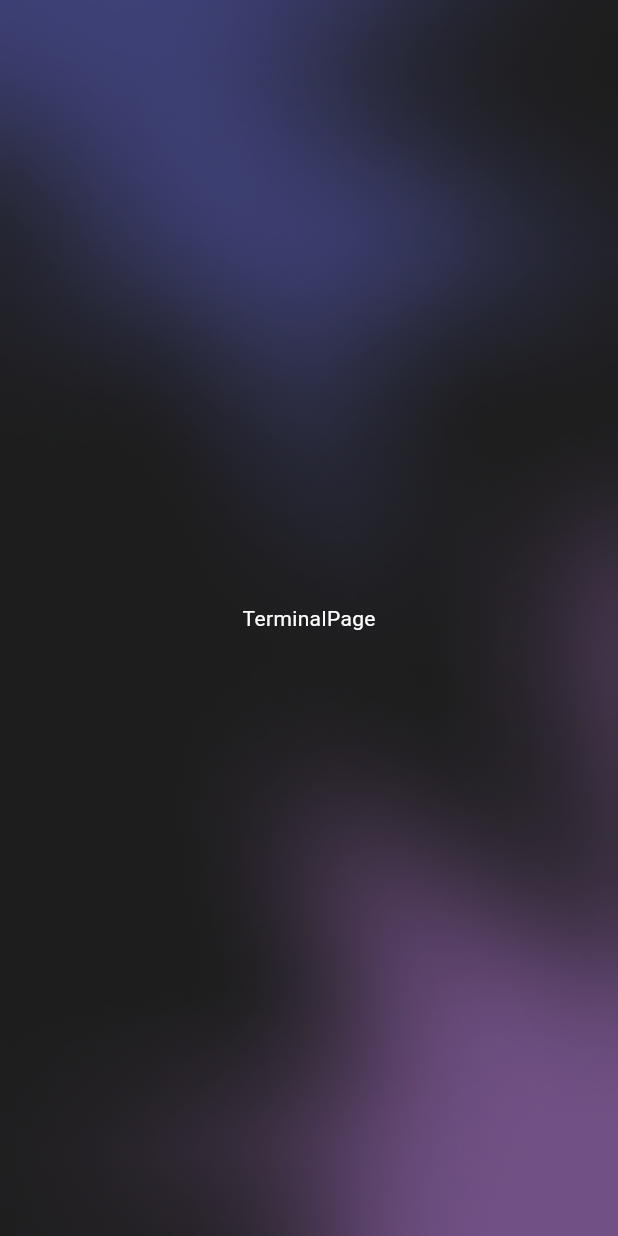
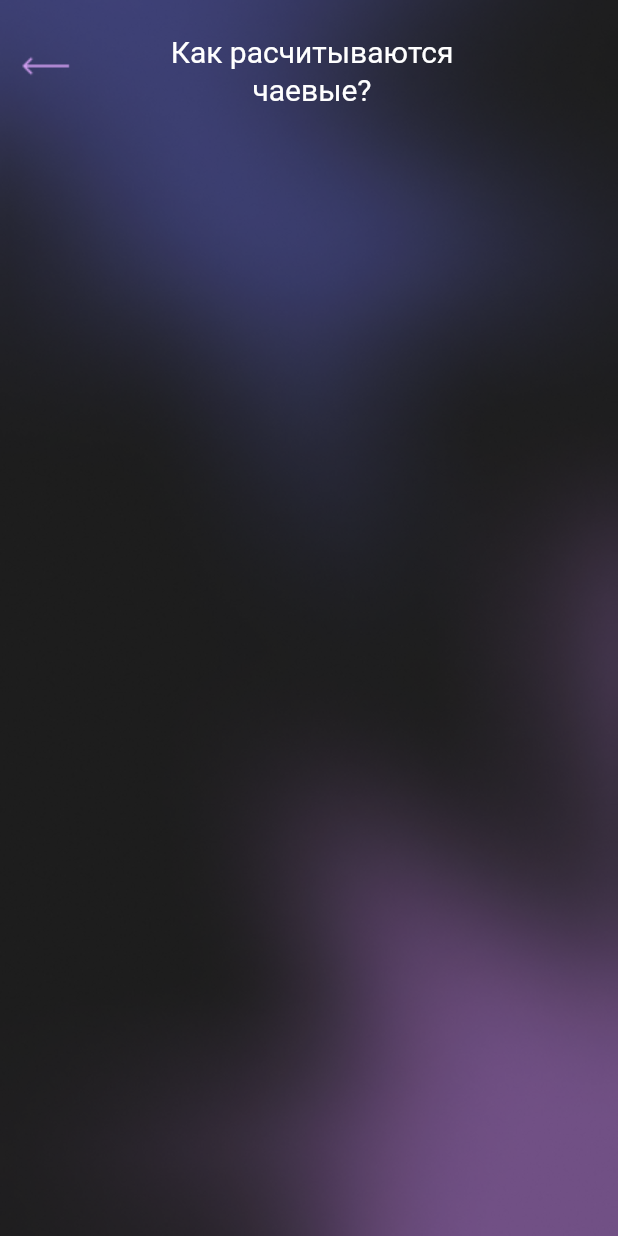
Before and after one commit to Mamoru26/Final_Kachaika, a Flutter app: the TerminalPage screen opened by its route, on a phone screen of 412 x 824 dp. Run offline on Flutter 3.47's test engine with Material 3 defaults, Android fonts, the phone set to English and light mode, and no system bars; our stand-ins replace auto_route, hexcolor; Roboto replaces fonts that are missing (assets/fonts/SFPROregular.ttf); project files that could hold a hidden picture were left out.

Commit message:
Завершена страница калькуляции, перешел к стрицу "Как расчитываются чаевые"

```diff
--- a/lib/application.dart
+++ b/lib/application.dart
@@ -3,7 +3,7 @@ import 'package:flutter/material.dart';
 import 'core/export.dart';
 
 class MyApp extends StatefulWidget {
-  MyApp({super.key});
+  const MyApp({super.key});
 
   @override
   State<MyApp> createState() => _MyAppState();
--- a/lib/core/export.dart
+++ b/lib/core/export.dart
@@ -3,3 +3,6 @@ export './background.dart';
 export './router/router.dart';
 export './widgets/header_text.dart';
 export './widgets/text.dart';
+export './widgets/base_button.dart';
+export './widgets/base_gradient_buton.dart';
+export './widgets/back_button.dart';
--- a/lib/core/theme.dart
+++ b/lib/core/theme.dart
@@ -2,20 +2,24 @@ import 'package:flutter/material.dart';
 
 ThemeData theme = ThemeData(
   useMaterial3: true,
-  textTheme: const TextTheme(
-      titleLarge: TextStyle(
+  textTheme:  TextTheme(
+    displayMedium: TextStyle(
+          color: Colors.white.withOpacity(0.4),
+          fontSize: 18,
+          fontFamily: 'assets/fonts/SFPROregular.ttf'),
+      titleLarge: const TextStyle(
           color: Colors.white,
           fontSize: 20,
           fontFamily: 'assets/fonts/SFPROregular.ttf'),
-      titleMedium: TextStyle(
+      titleMedium: const TextStyle(
           color: Colors.white,
           fontSize: 18,
           fontFamily: 'assets/fonts/SFPROregular.ttf'),
-      titleSmall: TextStyle(
+      titleSmall: const TextStyle(
           color: Colors.white,
           fontSize: 16,
           fontFamily: 'assets/fonts/SFPROregular.ttf'),
-      bodyLarge: TextStyle(
+      bodyLarge: const TextStyle(
           color: Colors.white,
           fontSize: 22,
           fontFamily: 'assets/fonts/SFPROregular.ttf')),
--- /dev/null
+++ b/lib/core/widgets/back_button.dart
@@ -0,0 +1,14 @@
+import 'package:auto_route/auto_route.dart';
+import 'package:flutter/material.dart';
+
+class CustomBackButton extends StatelessWidget {
+  const CustomBackButton({super.key});
+
+  @override
+  Widget build(BuildContext context) {
+    return GestureDetector(
+      onTap: () => context.router.canPop() ? context.router.popForced() : null,
+      child: Image.asset('assets/image/pop.png'),
+    );
+  }
+}
--- a/lib/src/brifing_page/widgets/base_gradient_buton.dart
+++ b/lib/core/widgets/base_gradient_buton.dart
@@ -3,12 +3,14 @@ import 'package:flutter/material.dart';
 class GradientButton extends StatelessWidget {
   final VoidCallback onPressed;
   final Color startColor, endColor;
+  final String text;
 
   const GradientButton({
     super.key,
     required this.onPressed,
     this.startColor = const Color(0xFFC985F2),
     this.endColor = const Color(0xFF6267D6),
+    required this.text,
   });
 
   @override
@@ -27,7 +29,7 @@ class GradientButton extends StatelessWidget {
       child: TextButton(
         onPressed: onPressed,
         child: Text(
-          'Рассчитать',
+          text,
           style: Theme.of(context).textTheme.titleMedium,
         ),
       ),
--- a/lib/src/brifing_page/widgets/check_box_list.dart
+++ b/lib/src/brifing_page/widgets/check_box_list.dart
@@ -5,7 +5,7 @@ import 'package:provider/provider.dart';
 
 // ignore: must_be_immutable
 class RadioGroup extends StatefulWidget {
-  RadioGroup({super.key});
+  const RadioGroup({super.key});
 
   @override
   // ignore: library_private_types_in_public_api
--- a/lib/src/brifing_page/widgets/export.dart
+++ b/lib/src/brifing_page/widgets/export.dart
@@ -1,5 +1,5 @@
-export 'base_gradient_buton.dart';
+export '../../../core/widgets/base_gradient_buton.dart';
 export './base_text_field.dart';
 export './check_box_list.dart';
 export '../../../core/widgets/text.dart';
-export './base_button.dart';
+export '../../../core/widgets/base_button.dart';
--- a/lib/src/terminal_page/terminal_page.dart
+++ b/lib/src/terminal_page/terminal_page.dart
@@ -1,6 +1,6 @@
 import 'package:auto_route/auto_route.dart';
 import 'package:flutter/material.dart';
-import 'package:petprojectkachaika/core/background.dart';
+import '../../core/export.dart';
 
 @RoutePage()
 class TerminalPage extends StatelessWidget {
@@ -9,10 +9,30 @@ class TerminalPage extends StatelessWidget {
   @override
   Widget build(BuildContext context) {
     return Scaffold(
-        body: SafeArea(
-      child: Backgrund(const Center(
-        child: Text('TerminalPage', style: TextStyle(color: Colors.white)),
-      )),
-    ));
+        body: Backgrund(SafeArea(
+      child: Padding(
+        padding: const EdgeInsets.only(top: 22,left: 4),
+        child: ListView(
+          children: const [
+            Stack(
+              children: [
+                CustomBackButton(),
+                Padding(
+                  padding: EdgeInsets.symmetric(horizontal: 98),
+                  child: HeaderTextWidget(text: 'Как расчитываются чаевые?', textalign: TextAlign.center,))
+              ],
+            ),
+            Padding(
+              padding: EdgeInsets.only(left: 16, top: 30, right: 16),
+              child: Column(
+            children:[
+
+            ]
+              ),
+            )
+          ],
+        ),
+      ),
+    )));
   }
 }
```
Also changed, not shown: lib/core/view/calculate_view_model.dart (+8 -4 lines), lib/main.dart (+8 -1 lines), lib/src/brifing_page/brifing_page.dart (+17 -22 lines), lib/src/brifing_page/widgets/base_text_field.dart (+5 -3 lines), lib/src/calculate_page/calculate_page.dart (+50 -10 lines), lib/src/calculate_page/widgets/calculate_field.dart (+6 -3 lines), assets/image/sbp.png (added), lib/core/widgets/base_button.dart (renamed from lib/src/brifing_page/widgets/base_button.dart).
